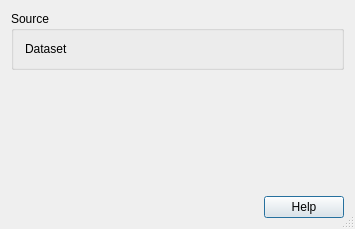
First picture: the form in src/ui/qgsgdalsourceselectbase.ui, repository carsmie/QGIS, before the edit.
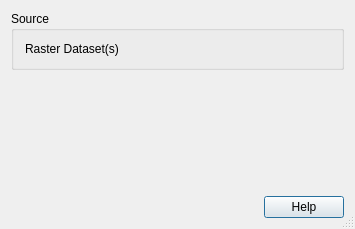
Second picture: the form after the edit. Icons and pictures are not drawn. Custom widgets are drawn as their Qt base class.

Commit message: use a QgsFileWidget in open vector layer UI

The edit to the form file:
```diff
--- a/src/ui/qgsgdalsourceselectbase.ui
+++ b/src/ui/qgsgdalsourceselectbase.ui
@@ -39,7 +39,7 @@
       <item>
        <widget class="QLabel" name="label">
         <property name="text">
-         <string>Dataset</string>
+         <string>Raster Dataset(s)</string>
         </property>
        </widget>
       </item>
```
Left out of the diff: 2 changed lines with no effect on the pictures. The commit also changes 4 other files.
